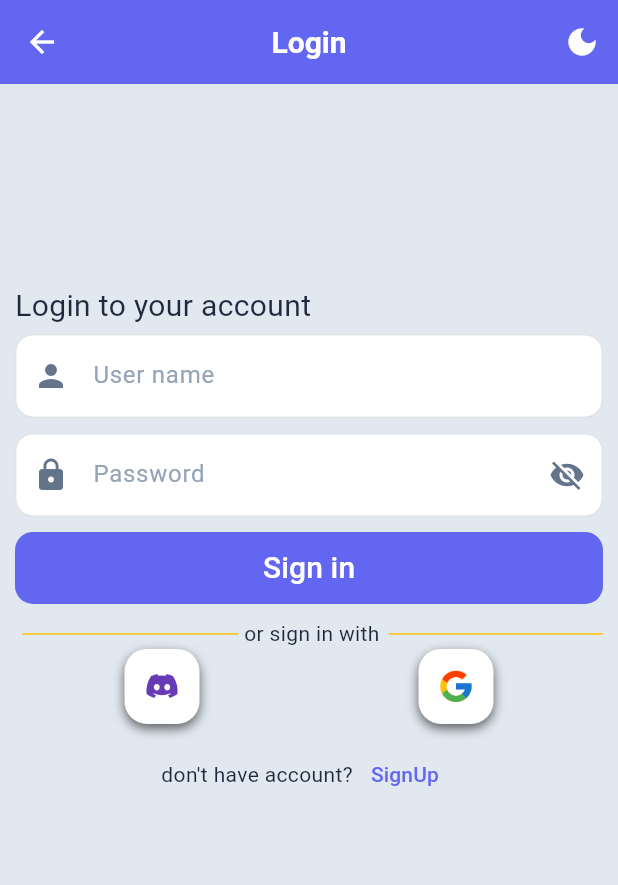
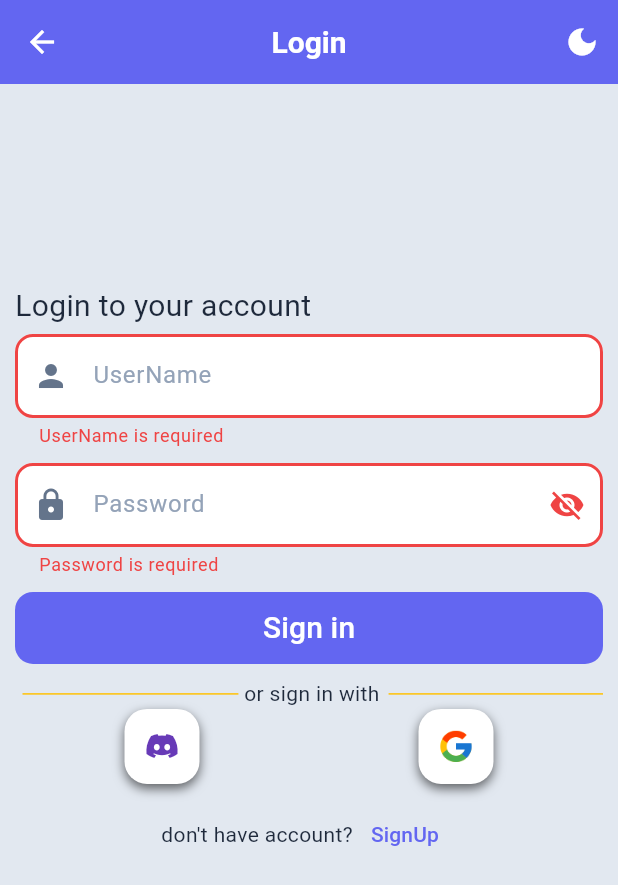
Before and after one commit to BasharSayyedAhmad/talcove, a Flutter app: the LoginScreen screen opened directly, after a tap on "Sign in", on a phone screen of 412 x 824 dp. Shown: the top 885 px of the screen. Run offline on Flutter 3.47's test engine with Material 3 defaults, Android fonts, the phone set to English and light mode, and no system bars; our stand-ins replace flutter_riverpod, hive_flutter, riverpod_annotation; accounts and stored records are empty; generated files the repository leaves out were written again.

Commit message:
fix some minor issues and exceptions

```diff
--- a/lib/authentication/login_screen.dart
+++ b/lib/authentication/login_screen.dart
@@ -16,12 +16,15 @@ class LoginScreen extends ConsumerStatefulWidget {
 class _LoginScreenState extends ConsumerState<LoginScreen> {
   final userNameController = TextEditingController();
   final passwordController = TextEditingController();
+  final GlobalKey<FormState> validateKey = GlobalKey<FormState>();
   @override
   Widget build(BuildContext context) {
     final theme = ref.watch(themeNotifierProvider);
     final width = AppDimensions.screenWidth(context);
     final isMobile = width < AppBreakpoints.tablet;
-    return Scaffold(
+    return Form(
+      key: validateKey,
+      child: Scaffold(
         backgroundColor: Theme.of(context).colorScheme.background,
         appBar: AppBar(
           title: const Text("Login"),
@@ -44,13 +47,12 @@ class _LoginScreenState extends ConsumerState<LoginScreen> {
               ? LoginForm(
                   userNameController: userNameController,
                   passwordController: passwordController,
+                  validatorKey: validateKey,
                 )
               : Center(
                   child: ConstrainedBox(
-                  constraints: const BoxConstraints(
-                    maxHeight: 600,
-                    maxWidth: 600,
-                  ),
+                    constraints: const BoxConstraints(maxWidth: 600),
+                    child: IntrinsicHeight(
                       child: Card(
                         margin: const EdgeInsets.all(12),
                         child: Padding(
@@ -58,6 +60,9 @@ class _LoginScreenState extends ConsumerState<LoginScreen> {
                           child: LoginForm(
                             userNameController: userNameController,
                             passwordController: passwordController,
+                            validatorKey: validateKey,
+                          ),
+                        ),
                       ),
                     ),
                   ),
--- a/lib/authentication/widgets/login_form.dart
+++ b/lib/authentication/widgets/login_form.dart
@@ -2,6 +2,8 @@ import 'package:flutter/material.dart';
 import 'package:talcove/authentication/widgets/password_field.dart';
 import 'package:talcove/core/constants/app_breakpoints.dart';
 import 'package:talcove/core/constants/app_dimensions.dart';
+import 'package:talcove/core/utils/validators.dart';
+import 'package:talcove/generated/l10n.dart';
 import 'package:talcove/shared/widgets/custom_text.dart';
 
 class LoginForm extends StatelessWidget {
@@ -9,9 +11,11 @@ class LoginForm extends StatelessWidget {
     super.key,
     required this.userNameController,
     required this.passwordController,
+    required this.validatorKey,
   });
   final TextEditingController userNameController;
   final TextEditingController passwordController;
+  final GlobalKey<FormState> validatorKey;
   @override
   Widget build(BuildContext context) {
     final height = AppDimensions.screenHeight(context);
@@ -26,21 +30,18 @@ class LoginForm extends StatelessWidget {
         const SizedBox(height: 4),
         CustomText(
           controller: userNameController,
-          hintText: "User name",
+          hintText: S.of(context).UserName,
           prefixIcon: const Icon(Icons.person),
-          validator: (val) {
-            if (val!.isEmpty) {
-              return "This field can not be empty";
-            }
-            return null;
-          },
+          validator: (val) => Validators.username(context, val),
         ),
         const SizedBox(height: 10),
 
         PasswordFiled(passwordController: passwordController),
         const SizedBox(height: 10),
         ElevatedButton(
-          onPressed: () async {},
+          onPressed: () {
+            if (validatorKey.currentState!.validate()) {}
+          },
           child: const Text("Sign in", style: TextStyle(fontSize: 20)),
         ),
         const SizedBox(height: 10),
@@ -79,7 +80,7 @@ class LoginForm extends StatelessWidget {
               ),
             ),
 
-            GestureDetector(
+            InkWell(
               onTap: () {
                 print("Google sign in");
               },
```
Also changed, not shown: lib/authentication/signup_screen.dart (+3 -4 lines), lib/authentication/widgets/signup_form.dart (+3 -5 lines). Lines whose indentation alone changed are shown as unchanged.
